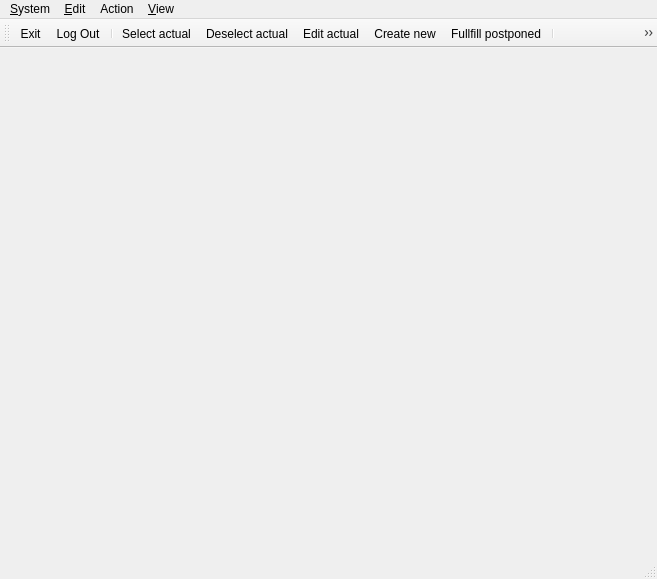
Above: client/wndmain.ui from tbikfalvi/Belenus before the change. Below: the same form after it.
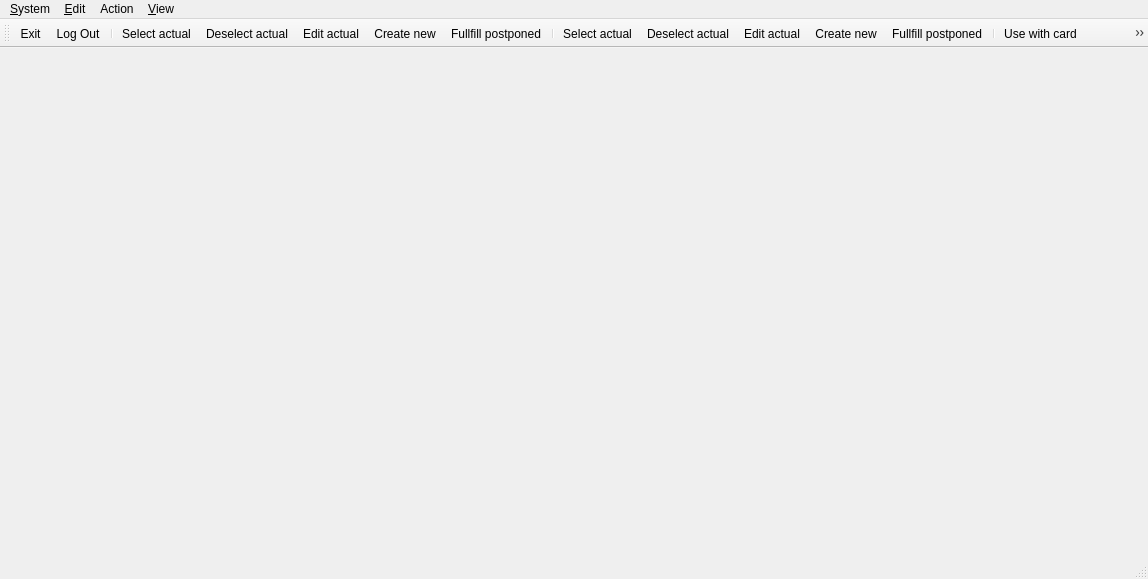
That is the form after the change.

```diff
--- a/client/wndmain.ui
+++ b/client/wndmain.ui
@@ -6,7 +6,7 @@
    <rect>
     <x>0</x>
     <y>0</y>
-    <width>657</width>
+    <width>1148</width>
     <height>579</height>
    </rect>
   </property>
@@ -21,7 +21,7 @@
     <rect>
      <x>0</x>
      <y>0</y>
-     <width>657</width>
+     <width>1148</width>
      <height>20</height>
     </rect>
    </property>
@@ -150,12 +150,15 @@
    <addaction name="action_PatientNew"/>
    <addaction name="action_PostponedPatient"/>
    <addaction name="separator"/>
-   <addaction name="action_UseWithCard"/>
-   <addaction name="action_UseByTime"/>
-   <addaction name="separator"/>
+   <addaction name="action_SelectActualAttendance"/>
+   <addaction name="action_DeselectActualAttendance"/>
+   <addaction name="action_EditActualAttendance"/>
    <addaction name="action_AttendanceNew"/>
    <addaction name="action_PostponedAttendance"/>
    <addaction name="separator"/>
+   <addaction name="action_UseWithCard"/>
+   <addaction name="action_UseByTime"/>
+   <addaction name="separator"/>
    <addaction name="action_DeviceStart"/>
    <addaction name="action_DeviceSkipStatus"/>
    <addaction name="action_DeviceReset"/>
@@ -403,6 +406,30 @@
     <string>Edit actual patient</string>
    </property>
   </action>
+  <action name="action_SelectActualAttendance">
+   <property name="text">
+    <string>Select actual ...</string>
+   </property>
+   <property name="toolTip">
+    <string>Select actual attendance for actual patient.</string>
+   </property>
+  </action>
+  <action name="action_DeselectActualAttendance">
+   <property name="text">
+    <string>Deselect actual ...</string>
+   </property>
+   <property name="toolTip">
+    <string>Deselect actual attendance of actual patient.</string>
+   </property>
+  </action>
+  <action name="action_EditActualAttendance">
+   <property name="text">
+    <string>Edit actual ...</string>
+   </property>
+   <property name="toolTip">
+    <string>Edit actual attendance of actual patient.</string>
+   </property>
+  </action>
  </widget>
  <resources/>
  <connections>
```
Left out of the diff: 2 changed lines with no effect on the pictures.
